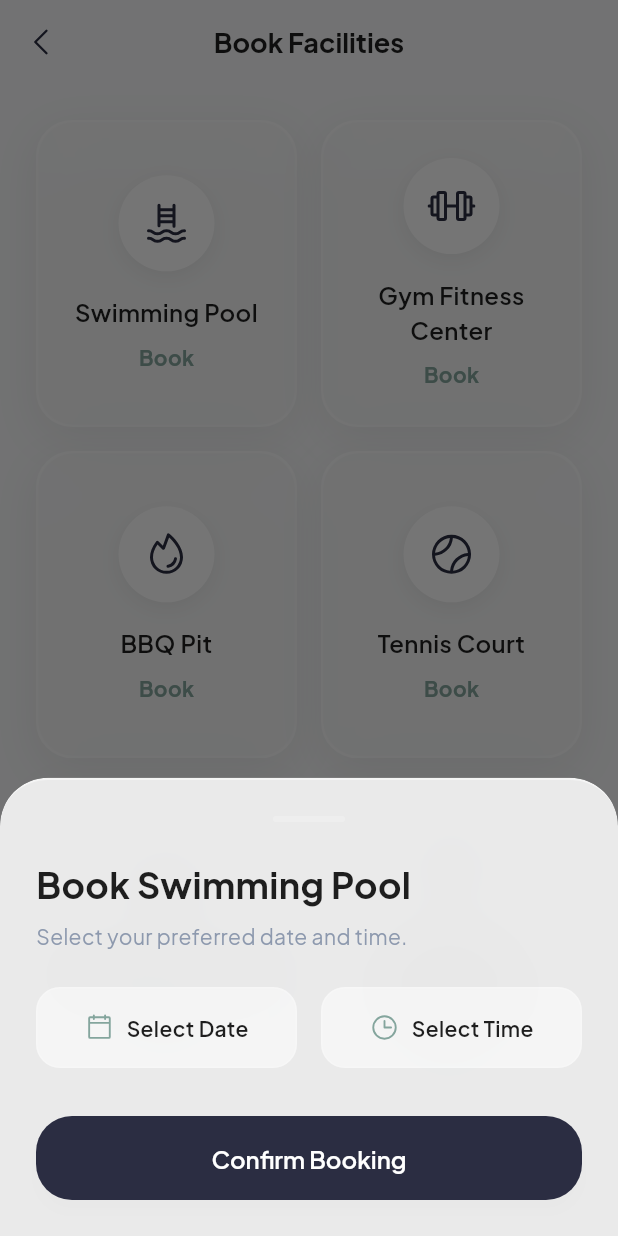
After one commit to kautsarbaiq/HCM-PHH-App, a Flutter app: the FacilityPage screen opened by its route, after a tap on "Swimming Pool", on a phone screen of 412 x 824 dp. The commit adds this screen. Run offline on Flutter 3.47's test engine with Material 3 defaults, Android fonts, the phone set to English and light mode, and no system bars; our stand-ins replace flutter_animate, flutter_riverpod, flutter_screenutil, go_router, google_fonts, phosphor_flutter and 1 more.

Commit message:
feat: implement facility booking page with selection bottom sheet and routing

```diff
--- a/lib/core/routing/app_router.dart
+++ b/lib/core/routing/app_router.dart
@@ -6,6 +6,7 @@ import '../../features/dashboard/presentation/pages/dashboard_page.dart';
 
 import '../../features/access/presentation/pages/access_page.dart';
 import '../../features/billing/presentation/pages/billing_page.dart';
+import '../../features/facility/presentation/pages/facility_page.dart';
 
 class ProfilePage extends StatelessWidget {
   const ProfilePage({super.key});
@@ -45,6 +46,10 @@ class AppRouter {
           ),
         ],
       ),
+      GoRoute(
+        path: '/facility',
+        builder: (context, state) => const FacilityPage(),
+      ),
     ],
   );
 }
--- /dev/null
+++ b/lib/features/facility/presentation/pages/facility_page.dart
@@ -0,0 +1,104 @@
+import 'package:flutter/material.dart';
+import 'package:flutter_riverpod/flutter_riverpod.dart';
+import 'package:go_router/go_router.dart';
+import 'package:phosphor_flutter/phosphor_flutter.dart';
+
+import '../../../../theme/app_colors.dart';
+import '../widgets/booking_bottom_sheet.dart';
+import '../widgets/facility_card.dart';
+
+// State Management
+final facilitiesProvider = Provider<List<Map<String, dynamic>>>((ref) => [
+      {
+        'id': 'f1',
+        'name': 'Swimming Pool',
+        'icon': PhosphorIconsRegular.swimmingPool,
+      },
+      {
+        'id': 'f2',
+        'name': 'Gym Fitness Center',
+        'icon': PhosphorIconsRegular.barbell,
+      },
+      {
+        'id': 'f3',
+        'name': 'BBQ Pit',
+        'icon': PhosphorIconsRegular.fire,
+      },
+      {
+        'id': 'f4',
+        'name': 'Tennis Court',
+        'icon': PhosphorIconsRegular.tennisBall,
+      },
+      {
+        'id': 'f5',
+        'name': 'Multipurpose Hall',
+        'icon': PhosphorIconsRegular.buildings,
+      },
+      {
+        'id': 'f6',
+        'name': 'Children Playground',
+        'icon': PhosphorIconsRegular.baby,
+      },
+    ]);
+
+class FacilityPage extends ConsumerWidget {
+  const FacilityPage({super.key});
+
+  @override
+  Widget build(BuildContext context, WidgetRef ref) {
+    final facilities = ref.watch(facilitiesProvider);
+
+    return Scaffold(
+      body: CustomScrollView(
+        slivers: [
+          SliverAppBar(
+            backgroundColor: AppColors.backgroundGrey,
+            pinned: true,
+            leading: IconButton(
+              icon: const Icon(PhosphorIconsRegular.caretLeft),
+              onPressed: () => context.pop(),
+            ),
+            title: const Text(
+              'Book Facilities',
+              style: TextStyle(
+                color: AppColors.textPrimary,
+                fontWeight: FontWeight.bold,
+              ),
+            ),
+          ),
+          SliverPadding(
+            padding: const EdgeInsets.all(24),
+            sliver: SliverGrid(
+              gridDelegate: const SliverGridDelegateWithFixedCrossAxisCount(
+                crossAxisCount: 2,
+                mainAxisSpacing: 16,
+                crossAxisSpacing: 16,
+                childAspectRatio: 0.85,
+              ),
+              delegate: SliverChildBuilderDelegate(
+                (context, index) {
+                  final facility = facilities[index];
+                  return FacilityCard(
+                    icon: facility['icon'],
+                    name: facility['name'],
+                    onBook: () {
+                      showModalBottomSheet(
+                        context: context,
+                        isScrollControlled: true,
+                        backgroundColor: Colors.transparent,
+                        builder: (context) => BookingBottomSheet(
+                          facilityName: facility['name'],
+                        ),
+                      );
+                    },
+                  );
+                },
+                childCount: facilities.length,
+              ),
+            ),
+          ),
+        ],
+      ),
+    );
+  }
+}
--- /dev/null
+++ b/lib/features/facility/presentation/widgets/booking_bottom_sheet.dart
@@ -0,0 +1,200 @@
+import 'dart:ui';
+import 'package:flutter/material.dart';
+import 'package:phosphor_flutter/phosphor_flutter.dart';
+import '../../../../core/widgets/action_button.dart';
+import '../../../../theme/app_colors.dart';
+
+class BookingBottomSheet extends StatefulWidget {
+  final String facilityName;
+
+  const BookingBottomSheet({super.key, required this.facilityName});
+
+  @override
+  State<BookingBottomSheet> createState() => _BookingBottomSheetState();
+}
+
+class _BookingBottomSheetState extends State<BookingBottomSheet> {
+  DateTime? selectedDate;
+  TimeOfDay? selectedTime;
+
+  Future<void> _selectDate() async {
+    final DateTime? picked = await showDatePicker(
+      context: context,
+      initialDate: selectedDate ?? DateTime.now(),
+      firstDate: DateTime.now(),
+      lastDate: DateTime.now().add(const Duration(days: 30)),
+      builder: (context, child) {
+        return Theme(
+          data: Theme.of(context).copyWith(
+            colorScheme: const ColorScheme.light(
+              primary: AppColors.sageGreen,
+              onPrimary: AppColors.primaryWhite,
+              onSurface: AppColors.textPrimary,
+            ),
+          ),
+          child: child!,
+        );
+      },
+    );
+    if (picked != null) {
+      setState(() => selectedDate = picked);
+    }
+  }
+
+  Future<void> _selectTime() async {
+    final TimeOfDay? picked = await showTimePicker(
+      context: context,
+      initialTime: selectedTime ?? TimeOfDay.now(),
+      builder: (context, child) {
+        return Theme(
+          data: Theme.of(context).copyWith(
+            colorScheme: const ColorScheme.light(
+              primary: AppColors.sageGreen,
+              onPrimary: AppColors.primaryWhite,
+              onSurface: AppColors.textPrimary,
+            ),
+          ),
+          child: child!,
+        );
+      },
+    );
+    if (picked != null) {
+      setState(() => selectedTime = picked);
+    }
+  }
+
+  @override
+  Widget build(BuildContext context) {
+    return ClipRRect(
+      borderRadius: const BorderRadius.vertical(top: Radius.circular(32)),
+      child: BackdropFilter(
+        filter: ImageFilter.blur(sigmaX: 20, sigmaY: 20),
+        child: Container(
+          padding: const EdgeInsets.all(24),
+          decoration: BoxDecoration(
+            color: AppColors.primaryWhite.withOpacity(0.85),
+            borderRadius: const BorderRadius.vertical(top: Radius.circular(32)),
+            border: Border(
+              top: BorderSide(color: AppColors.primaryWhite.withOpacity(0.5), width: 1.5),
+            ),
+          ),
+          child: SafeArea(
+            child: Column(
+              mainAxisSize: MainAxisSize.min,
+              crossAxisAlignment: CrossAxisAlignment.start,
+              children: [
+                Center(
+                  child: Container(
+                    width: 48,
+                    height: 4,
+                    decoration: BoxDecoration(
+                      color: AppColors.glassBorder,
+                      borderRadius: BorderRadius.circular(2),
+                    ),
+                  ),
+                ),
+                const SizedBox(height: 24),
+                Text(
+                  'Book ${widget.facilityName}',
+                  style: const TextStyle(
+                    fontSize: 24,
+                    fontWeight: FontWeight.bold,
+                    color: AppColors.textPrimary,
+                  ),
+                ),
+                const SizedBox(height: 8),
+                const Text(
+                  'Select your preferred date and time.',
+                  style: TextStyle(
+                    fontSize: 14,
+                    color: AppColors.textSecondary,
+                  ),
+                ),
+                const SizedBox(height: 24),
+                Row(
+                  children: [
+                    Expanded(
+                      child: _buildSelector(
+                        icon: PhosphorIconsRegular.calendarBlank,
+                        label: selectedDate != null
+                            ? '${selectedDate!.day}/${selectedDate!.month}/${selectedDate!.year}'
+                            : 'Select Date',
+                        onTap: _selectDate,
+                      ),
+                    ),
+                    const SizedBox(width: 16),
+                    Expanded(
+                      child: _buildSelector(
+                        icon: PhosphorIconsRegular.clock,
+                        label: selectedTime != null
+                            ? selectedTime!.format(context)
+                            : 'Select Time',
+                        onTap: _selectTime,
+                      ),
+                    ),
+                  ],
+                ),
+                const SizedBox(height: 32),
+                ActionButton(
+                  label: 'Confirm Booking',
+                  onPressed: () {
+                    if (selectedDate != null && selectedTime != null) {
+                      Navigator.pop(context);
+                      ScaffoldMessenger.of(context).showSnackBar(
+                        SnackBar(
+                          content: Text('Successfully booked ${widget.facilityName}!'),
+                          backgroundColor: AppColors.sageGreen,
+                        ),
+                      );
+                    } else {
+                      ScaffoldMessenger.of(context).showSnackBar(
+                        SnackBar(
+                          content: const Text('Please select date and time'),
+                          backgroundColor: AppColors.error,
+                        ),
+                      );
+                    }
+                  },
+                ),
+              ],
+            ),
+          ),
+        ),
+      ),
+    );
+  }
+
+  Widget _buildSelector({
+    required IconData icon,
+    required String label,
+    required VoidCallback onTap,
+  }) {
+    return GestureDetector(
+      onTap: onTap,
+      child: Container(
+        padding: const EdgeInsets.symmetric(vertical: 16, horizontal: 12),
+        decoration: BoxDecoration(
+          color: AppColors.primaryWhite.withOpacity(0.5),
+          borderRadius: BorderRadius.circular(16),
+          border: Border.all(color: AppColors.glassBorder),
+        ),
+        child: Row(
+          mainAxisAlignment: MainAxisAlignment.center,
+          children: [
+            Icon(icon, size: 20, color: AppColors.sageGreen),
+            const SizedBox(width: 8),
+            Text(
+              label,
+              style: const TextStyle(
+                fontSize: 14,
+                fontWeight: FontWeight.w600,
+                color: AppColors.textPrimary,
+              ),
+              overflow: TextOverflow.ellipsis,
+            ),
+          ],
+        ),
+      ),
+    );
+  }
+}
--- /dev/null
+++ b/lib/features/facility/presentation/widgets/facility_card.dart
@@ -0,0 +1,69 @@
+import 'package:flutter/material.dart';
+import '../../../../core/widgets/glass_card.dart';
+import '../../../../theme/app_colors.dart';
+
+class FacilityCard extends StatelessWidget {
+  final IconData icon;
+  final String name;
+  final VoidCallback onBook;
+
+  const FacilityCard({
+    super.key,
+    required this.icon,
+    required this.name,
+    required this.onBook,
+  });
+
+  @override
+  Widget build(BuildContext context) {
+    return GestureDetector(
+      onTap: onBook,
+      child: GlassCard(
+        padding: const EdgeInsets.all(16),
+        child: Column(
+          mainAxisAlignment: MainAxisAlignment.center,
+          children: [
+            Container(
+              padding: const EdgeInsets.all(16),
+              decoration: BoxDecoration(
+                color: AppColors.primaryWhite,
+                shape: BoxShape.circle,
+                boxShadow: [
+                  BoxShadow(
+                    color: AppColors.shadowColor,
+                    blurRadius: 10,
+                    offset: const Offset(0, 4),
+                  ),
+                ],
+              ),
+              child: Icon(
+                icon,
+                size: 32,
+                color: AppColors.deepSlate,
+              ),
+            ),
+            const SizedBox(height: 16),
+            Text(
+              name,
+              textAlign: TextAlign.center,
+              style: const TextStyle(
+                fontSize: 16,
+                fontWeight: FontWeight.w600,
+                color: AppColors.textPrimary,
+              ),
+            ),
+            const SizedBox(height: 8),
+            const Text(
+              'Book',
+              style: TextStyle(
+                fontSize: 14,
+                fontWeight: FontWeight.bold,
+                color: AppColors.sageGreen,
+              ),
+            ),
+          ],
+        ),
+      ),
+    );
+  }
+}
```
